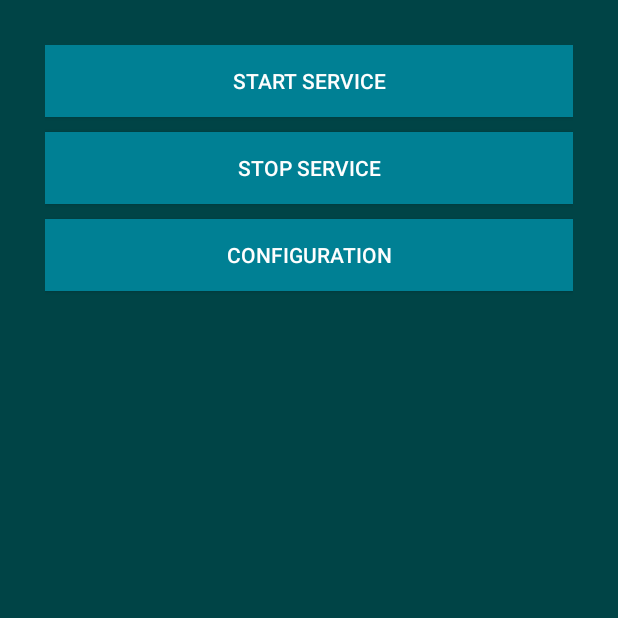
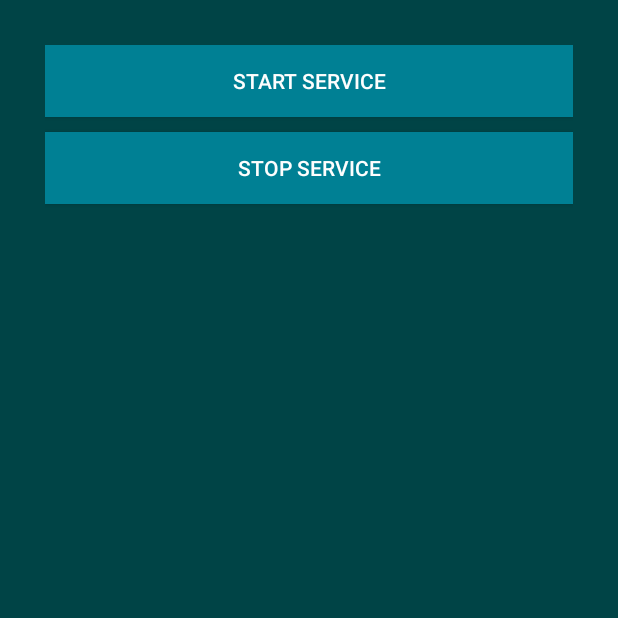
Before and after one commit to y09lin/KotlinDemo, an Android app: the Floatinglauncher screen opened directly, with no data from a screen before it, on a phone screen of 412 x 824 dp, the top half of it. Run offline under Robolectric (Android 15) with nearby library versions, the phone set to English and light mode, and no system bars.

Commit message:
小改布局

```diff
--- a/app/src/main/res/layout/act_float_launcher.xml
+++ b/app/src/main/res/layout/act_float_launcher.xml
@@ -29,5 +29,6 @@
         android:layout_height="wrap_content"
         android:background="@color/flat_button_text"
         android:textColor="@color/app_white"
+        android:visibility="gone"
         android:text="@string/configuration"/>
 </LinearLayout>
--- a/app/src/main/res/layout/item_demo.xml
+++ b/app/src/main/res/layout/item_demo.xml
@@ -13,6 +13,8 @@
         android:layout_gravity="center"
         tools:text="Hello World"
         style="@style/Base.TextAppearance.AppCompat.Body2"
+        android:lines="1"
+        android:ellipsize="end"
         android:layout_margin="16dp"
         android:layout_width="wrap_content"
         android:layout_height="wrap_content"/>
```
